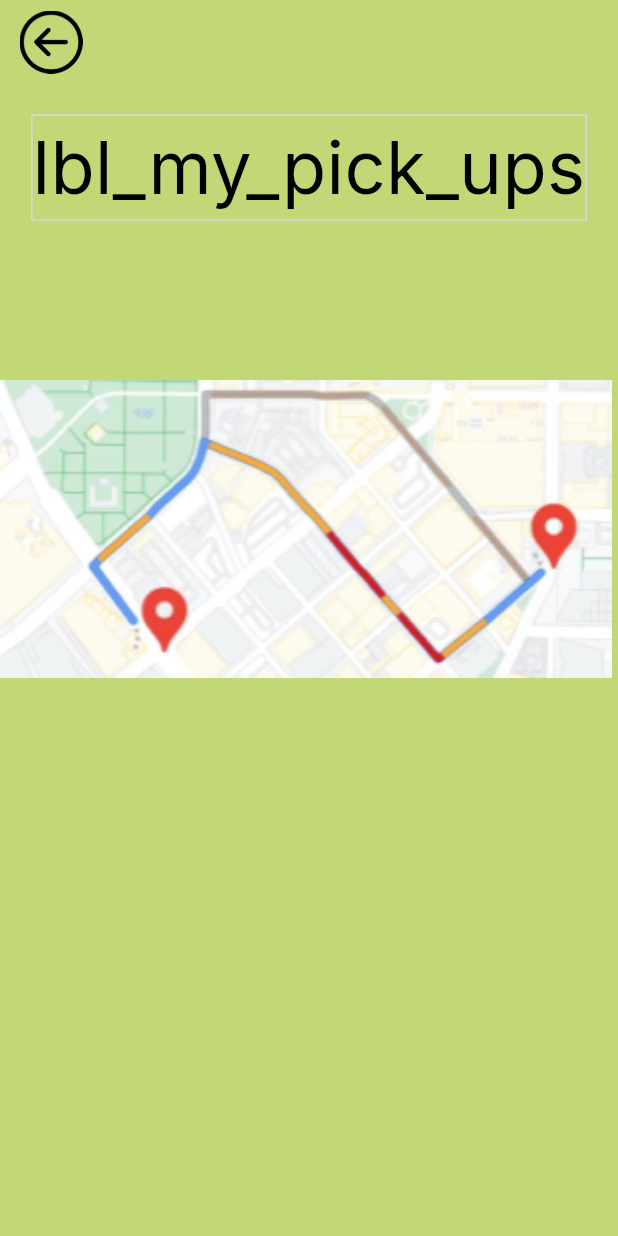
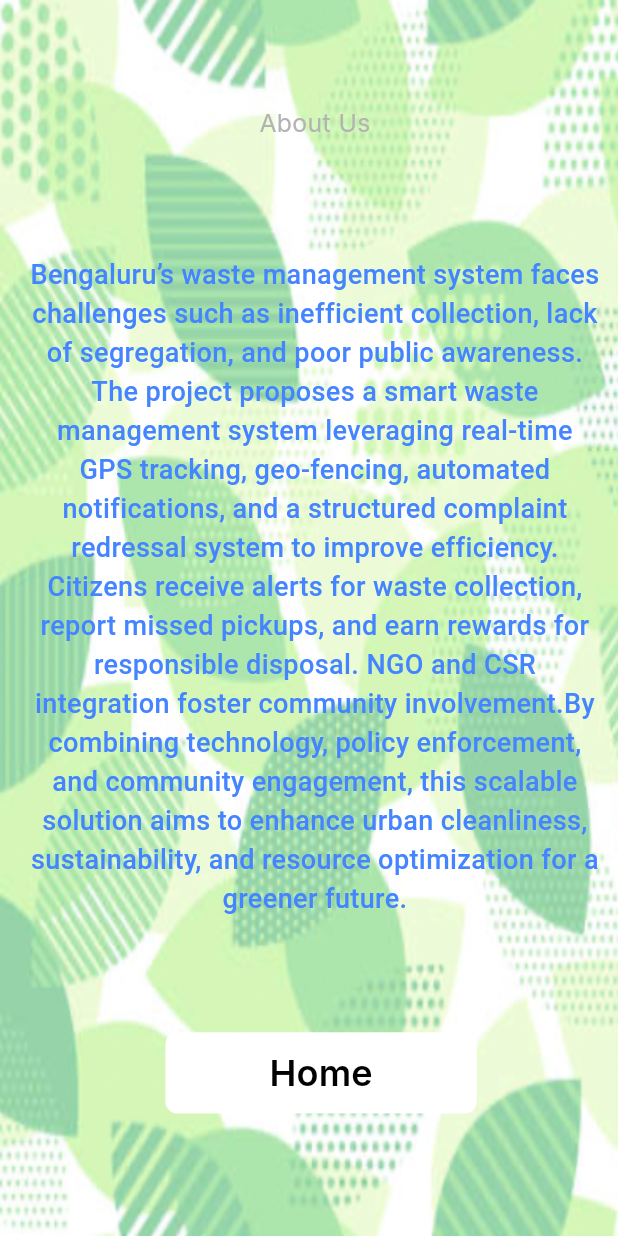
Before and after one commit to arushi1024/waste_management_driver, a Flutter app: the Iphone16ProEightScreen screen opened by its route, on a phone screen of 412 x 824 dp. Run offline on Flutter 3.47's test engine with Material 3 defaults, Android fonts, the phone set to English and light mode, and no system bars; our stand-ins replace cached_network_image, connectivity_plus, firebase_auth, firebase_core, flutter_svg, get and 2 more; accounts and stored records are empty.

```diff
--- a/lib/localisation/en/en_translations.dart
+++ b/lib/localisation/en/en_translations.dart
@@ -36,6 +36,7 @@ final Map<String, String> en = {
   "lbl_my_pickups":"My Pickups",
   "lbl_email_id":"EMAIL ID",
   "msg_reddyanna_gmail_com":"reddyanna@gmail.com",
+  "1bl_home":"Home",
 
   "msg_already_have_an": "Already have an account? ",
   "msg_already_have_an2": "Already have an account? Log in",
--- a/lib/presentation/homepage_with_menu/homepage_with_menu_screen.dart
+++ b/lib/presentation/homepage_with_menu/homepage_with_menu_screen.dart
@@ -34,7 +34,7 @@ class HomepageWithMenuScreen extends GetWidget<HomepageWithMenuController> {
                   children: [
                     GestureDetector(
                       onTap: () {
-                        Get.toNamed(AppRoutes.iphone16ProEightScreen);
+                        Get.toNamed(AppRoutes.iphone16ProTwelveScreen);
                       },
                       child: Container(
                         padding: EdgeInsets.symmetric(horizontal: 22.h),
--- a/lib/presentation/iphone_16_8/iphone_16_pro_eight_screen.dart
+++ b/lib/presentation/iphone_16_8/iphone_16_pro_eight_screen.dart
@@ -1,66 +1,66 @@
 import 'package:flutter/material.dart';
-import 'package:waste_management_driver/widgets/app_bar/appbar_leading_image.dart';
-import 'package:waste_management_driver/widgets/app_bar/custom_app_bar.dart';
-import '../../core/app_export.dart';
+import'../../core/app_export.dart';
 import '../../theme/custom_button_style.dart';
 import '../../widgets/custom_elevated_button.dart';
 import 'controller/iphone_16_pro_eight_controller.dart'; // ignore_for_file: must_be_immutable
-
 class Iphone16ProEightScreen extends GetWidget<Iphone16ProEightController> {
-  const Iphone16ProEightScreen({super.key});
-
+const Iphone16ProEightScreen ({Key? key})
+: super (
+key: key,
+);
 @override
 Widget build(BuildContext context) {
 return Scaffold(
-      backgroundColor: appTheme.lightGreen30001,
-      appBar: _buildAppBar(),
-      body: SafeArea(
-        top: false,
+extendBody: true, extendBodyBehindAppBar: true, backgroundColor: theme.colorScheme.onPrimaryContainer.withValues (
+alpha: 0.6,
+),
+body: Container(
+width: double.maxFinite, height: SizeUtils.height, decoration: AppDecoration.fillOnPrimaryContainer1, child: SafeArea ( child: SizedBox(
+width: double.maxFinite, child: SingleChildScrollView(
 child: Container(
-          width: double.maxFinite,
-          padding: EdgeInsets.symmetric(
-            vertical: 20.h,
+width: double.maxFinite, padding: EdgeInsets.only(
+left: 12.h, top: 50.h, right: 12.h,
 ),
-          child: Column(
-            children: [
-              Container(
-                decoration: AppDecoration.outlineBlueGray,
-                child: Text("lbl_my_pick_ups".tr,
-                textAlign: TextAlign.center,
-                style: theme.textTheme.displayMedium,),
+child: Column( children: [
+SizedBox(height: 20.h),
+Container (
+width: double.maxFinite, margin: EdgeInsets.only(left: 8.h), child: Column ( spacing: 76, children: [
+Text (
+"Ibl_about_us2".tr,
+maxLines: 2, overflow: TextOverflow.ellipsis, textAlign: TextAlign.center,
+style: CustomTextStyles.displayMediumKaiseiTokumin,
 ),
-              Spacer(flex: 23,),
-              CustomImageView(
-                imagePath: ImageConstant.imgTempimagefii5kq,
-                height: 198.h,
-                width: double.maxFinite,
-                margin: EdgeInsets.only(right: 4.h),
+Text (
+"msg_bengaluru_s_waste".tr,
+maxLines: 17, overflow: TextOverflow.ellipsis, textAlign: TextAlign.center, style: theme.textTheme.titleMedium,
 ),
-              Spacer(
-                flex: 76,
+CustomElevatedButton ( height: 54.h, text: "1bl_home".tr,
+margin: EdgeInsets.only(
+left: 90.h, right: 82.h,
+),
+buttonStyle: CustomButtonStyles.fillOnPrimaryContainer,
+buttonTextStyle:
+CustomTextStyles.headlineSmallBlack900,
+onPressed: () {
+onTapHomeButton () ;
+}
+)
+],
+),
 )
 ],
 ),
 ),
 ),
-    );
-  }
-  ///Section Widget
-  PreferredSizeWidget _buildAppBar(){
-    return CustomAppBar(
-      height: 56.h,
-      leadingWidth: 55.h,
-      leading: AppbarLeadingImage(
-        imagePath: ImageConstant.imgTempimagez2xc80,
-        margin: EdgeInsets.only(left: 13.h),
-        onTap: (){
-          onTapImgTempimagez2xcei();
-        },
+),
+),
 ),
 );
 }
-
-  onTapImgTempimagez2xcei(){
-    Get.toNamed(AppRoutes.homepageWithMenuScreen,);
+/// Navigates to the homepageWithMenuScreen when the action is triggered.
+onTapHomeButton () {
+Get.toNamed (
+AppRoutes.homepageWithMenuScreen,
+) ;
 }
 }
--- a/lib/presentation/iphone_16_pro_twelve_screen/controller/iphone_16_pro_twelve_controller.dart
+++ b/lib/presentation/iphone_16_pro_twelve_screen/controller/iphone_16_pro_twelve_controller.dart
@@ -7,6 +7,7 @@ import'../models/iphone_16_pro_twelve_model.dart';
 class Iphone16ProTwelveController extends GetxController {
   var pickupPoints=<Iphone16ProTwelveModel>[].obs;
 void setPickupPoints(List<String> addresses){
-  pickupPoints.value=addresses.map((addr)=> Iphone16ProTwelveModel(address: addr)).toList();
+   pickupPoints.assignAll(addresses.map((addr) => Iphone16ProTwelveModel(address: addr)).toList(),
+   );
 }
 }
--- a/lib/presentation/slide_screen/slide_screen.dart
+++ b/lib/presentation/slide_screen/slide_screen.dart
@@ -64,7 +64,7 @@ class SlideScreen extends GetWidget<SlideController> {
                           SizedBox(height: 18.h),
                           GestureDetector(
                              onTap: () {
-                                   Get.toNamed(AppRoutes.iphone16ProTwelveScreen);
+                                   Get.toNamed(AppRoutes.iphone16ProEightScreen);
                                      },
                               child: Row(
                             mainAxisAlignment: MainAxisAlignment.end,
```
Also changed, not shown: lib/presentation/iphone_16_pro_twelve_screen/iphone_16_pro_twelve_screen.dart (+63 -4 lines), 2 other files. Lines whose indentation alone changed are shown as unchanged.
